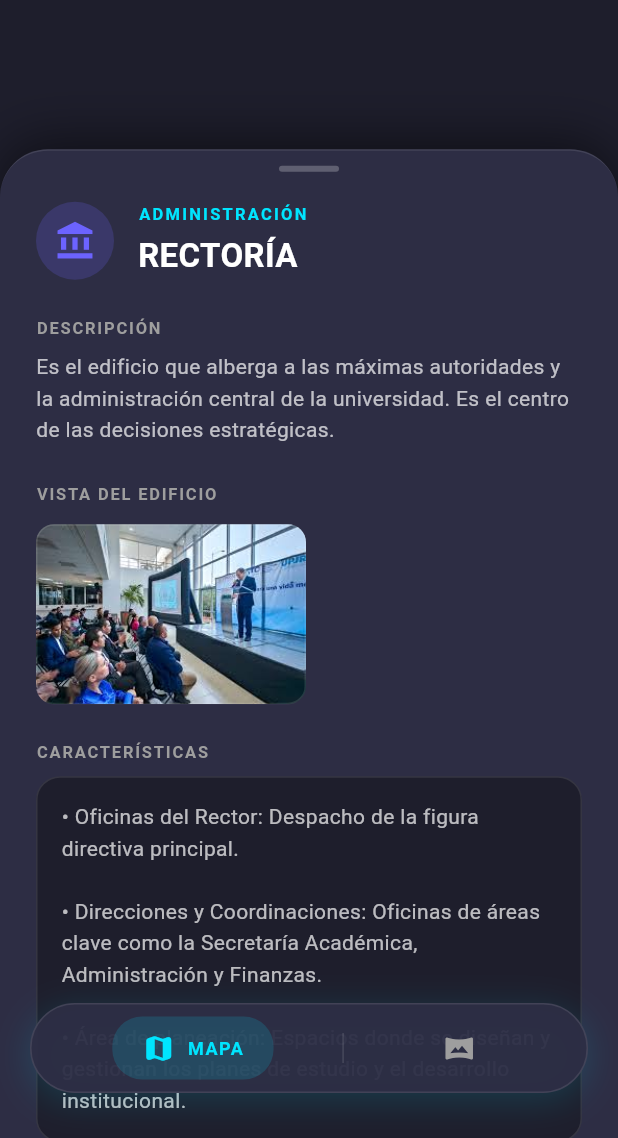
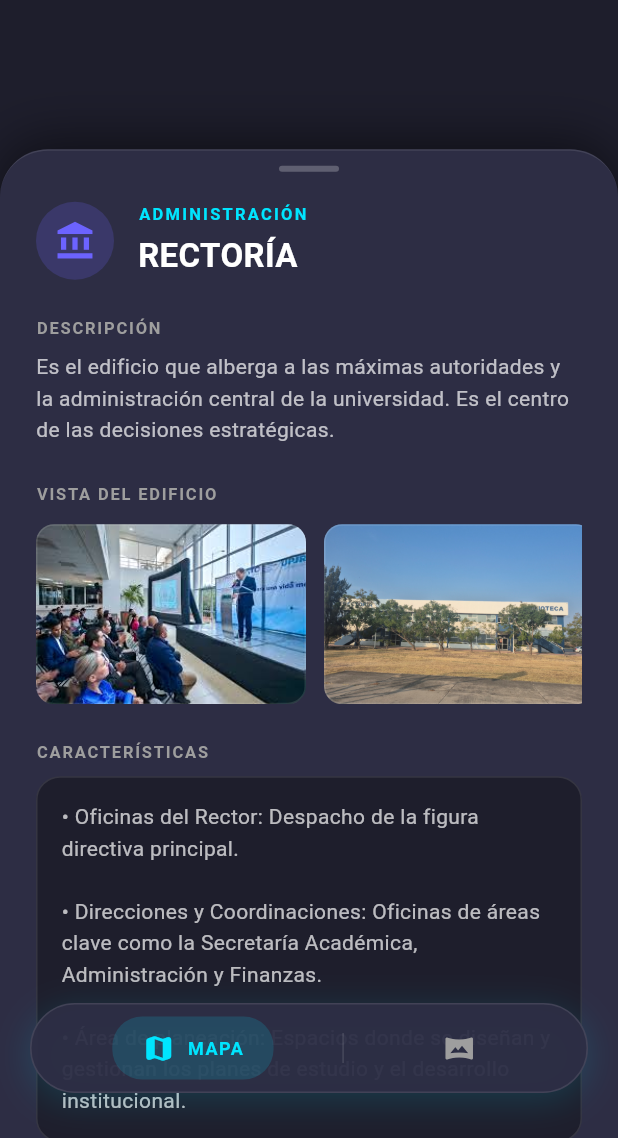
Before and after one commit to 324030027-fer/NULLCORE, a Flutter app: the screen it shows after launch, after a tap on the "vrpano" icon, after a tap on the "map" icon, after a tap on "RECTORÍA", on a phone screen of 412 x 824 dp, the part 98-1236 px from its top. Run offline on Flutter 3.47's test engine with Material 3 defaults, Android fonts, the phone set to English and light mode, and no system bars; missing offline and left inert: panorama; Roboto replaces fonts that are missing (Montserrat).

Commit message:
THIS IS THE END

```diff
--- a/lib/providers/map_provider.dart
+++ b/lib/providers/map_provider.dart
@@ -10,14 +10,14 @@ class MapProvider extends ChangeNotifier {
       description: 'Es el edificio que alberga a las máximas autoridades y la administración central de la universidad. Es el centro de las decisiones estratégicas.',
       category: 'Administración', x: 0.1016, y: 0.3836, assetImage360: '', icon: Icons.account_balance,
       features: "• Oficinas del Rector: Despacho de la figura directiva principal.\n\n• Direcciones y Coordinaciones: Oficinas de áreas clave como la Secretaría Académica, Administración y Finanzas.\n\n• Área de planeación: Espacios donde se diseñan y gestionan los planes de estudio y el desarrollo institucional.",
-      equipmentImages:  ['assets/rectoria1.jpg',]
+      equipmentImages:  ['assets/rectoria1.jpg','assets/EDIFICIOSRECT.jpg']
     ),
     MapLocation(
       id: 'BIBLIOTECA', title: 'BIBLIOTECA',
       description: 'Es el centro de recursos de información académica y de investigación de la universidad.',
       category: 'Estudio', x: 0.1195, y: 0.2830, assetImage360: '', icon: Icons.local_library,
       features: "• Acervo bibliográfico: Colección de libros, revistas, tesis y material de consulta impreso\n\n• Área digital: Acceso a bases de datos en línea, e-books y computadoras con internet.\n\n• Préstamo de material: Servicio para llevar libros a casa o consultar en sala.  ",
-      equipmentImages:  ['assets/biblio1.png',]
+      equipmentImages:  ['assets/biblio1.png','assets/EDIFICIOSRECT.jpg']
     ),
     MapLocation(
       id: 'UD2', title: 'UD2 (UNIDAD DE DOCENCIA 2)',
@@ -31,13 +31,14 @@ class MapProvider extends ChangeNotifier {
       description: 'Es uno de los principales edificios dedicados a la enseñanza teórica y la actividad académica cotidiana.',
       category: 'Docencia', x: 0.7996, y: 0.5377, assetImage360: '', icon: Icons.school,
       features: "• Aulas/Salones de clase: Espacios equipados con proyectores y pizarrones para la impartición de clases teóricas.\n\n• Cubículos: Oficinas designadas para profesores donde atienden a estudiantes y preparan sus clases.\n\n• Salas de cómputo: Laboratorios equipados con computadoras para asignaturas que requieren software especializado.",
+      equipmentImages:  ['assets/UD1.png','assets/UD1_IN.jpg']
     ),
     MapLocation(
       id: 'CAFETERIA', title: 'CAFETERÍA',
       description: 'Es el espacio destinado a la alimentación y descanso de la comunidad universitaria (estudiantes, docentes y personal administrativo).',
       category: 'Servicios', x: 0.5999, y: 0.3271, assetImage360: '', icon: Icons.restaurant,
       features: ("• Área de servicio: Puntos de venta para comidas completas, refrigerios y bebidas.\n\n • Comedor: Mesas y sillas para consumir alimentos.\n\n• Socialización: Un punto de encuentro y convivencia."),
-
+      equipmentImages:  ['assets/CAFE11.jpg','assets/CAFEPRIN.jpg']
     ),
     MapLocation(
       id: 'CANCHA', title: 'CANCHA DE USOS MÚLTIPLES',
@@ -53,7 +54,7 @@ class MapProvider extends ChangeNotifier {
       description: 'Edificio central de laboratorios de alta tecnología.',
       category: 'Laboratorio', x: 0.8000, y: 0.1365, assetImage360: '', icon: Icons.science,
       features: "• Acceso biométrico\n• Videovigilancia 24/7",
-      equipmentImages: ['assets/UD1.png'],
+      equipmentImages: ['assets/LT1.jpg', 'assets/LT12.jpg'],
       careers: [
         CareerInfo(
           name: "ING. REDES Y TELECOMUNICACIONES / TI",
@@ -93,7 +94,7 @@ class MapProvider extends ChangeNotifier {
     MapLocation(
       id: 'E1', title: 'Entrada Trasera', description: '', category: 'Entrada', x: 0, y: 0,
       assetImage360: 'assets/E1.jpg',
-      hotspotLinks: [HotspotLink(targetId: 'E2', yaw: 93), HotspotLink(targetId: 'P2', yaw: -87)],
+      hotspotLinks: [HotspotLink(targetId: 'E2', yaw: 93), HotspotLink(targetId: 'E3', yaw: -87)],
     ),
     MapLocation(
       id: 'E2', title: 'Esquina Derecha', description: '', category: 'Esquina', x: 0, y: 0,
@@ -125,10 +126,25 @@ class MapProvider extends ChangeNotifier {
       assetImage360: 'assets/S3.jpg',
       hotspotLinks: [HotspotLink(targetId: 'P2', yaw: 45), HotspotLink(targetId: 'EP', yaw: -45)],
     ),
+     MapLocation(
+      id: 'P4', title: 'Pasillo 4', description: '', category: 'Pasillo', x: 0, y: 0,
+      assetImage360: 'assets/P4.jpg',
+      hotspotLinks: [HotspotLink(targetId: 'P2', yaw: 90), HotspotLink(targetId: 'BM', yaw: -90)],
+    ),
     MapLocation(
       id: 'P2', title: 'Pasillo 2', description: '', category: 'Pasillo', x: 0, y: 0,
       assetImage360: 'assets/P2.jpg',
-      hotspotLinks: [HotspotLink(targetId: 'E1', yaw: 90), HotspotLink(targetId: 'S3', yaw: -90)],
+      hotspotLinks: [HotspotLink(targetId: 'E3', yaw: 90), HotspotLink(targetId: 'P4', yaw: -90), HotspotLink(targetId: 'LT', yaw: -110)],
+    ),
+         MapLocation(
+      id: 'E3', title: 'Esquina Izquierda', description: '', category: 'Esquina', x: 0, y: 0,
+      assetImage360: 'assets/E3.jpg',
+      hotspotLinks: [HotspotLink(targetId: 'E1', yaw: 42), HotspotLink(targetId: 'P2', yaw: -45)],
+    ),
+    MapLocation(
+      id: 'LT', title: 'LAB TELEMATICA', description: '', category: 'Edificio', x: 0, y: 0,
+      assetImage360: 'assets/pano_telematica.jpg',
+      hotspotLinks: [HotspotLink(targetId: 'P2', yaw: -45)],
     ),
   ];
 
--- a/lib/screens/panorama_viewer.dart
+++ b/lib/screens/panorama_viewer.dart
@@ -56,6 +56,7 @@ class _PanoramaViewerState extends State<PanoramaViewer> {
         centerTitle: true,
       ),
       body: Panorama(
+
         key: ValueKey(currentLocation.assetImage360),
         zoom: 1.0,
         animSpeed: 0.0,
```
Also changed, not shown: assets/CAFE 1.jpg (added), assets/CAFE11.jpg (added), assets/CAFEPRIN.jpg (added), assets/E3.jpg (added), assets/EDIFICIOSRECT.jpg (added), assets/LT1.jpg (added), assets/LT12.jpg (added), pubspec.lock, 2 other files.
